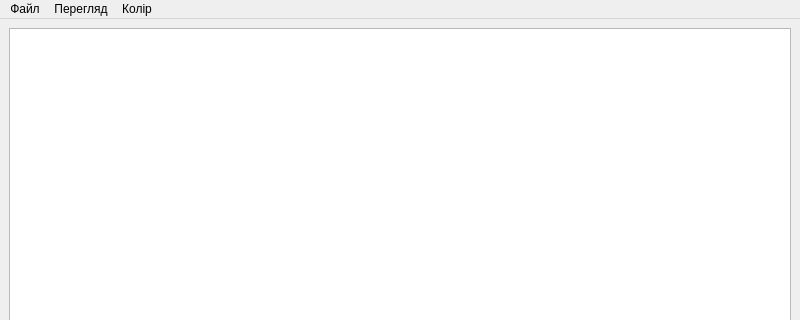
First picture: the form in src/frontend/mainwindow.ui, repository TymofiiPys/CourseWork_ImageProcessingTool, before the edit; both pictures show x 0 to 800 and y 0 to 320 of the 800 by 600 pixel window.
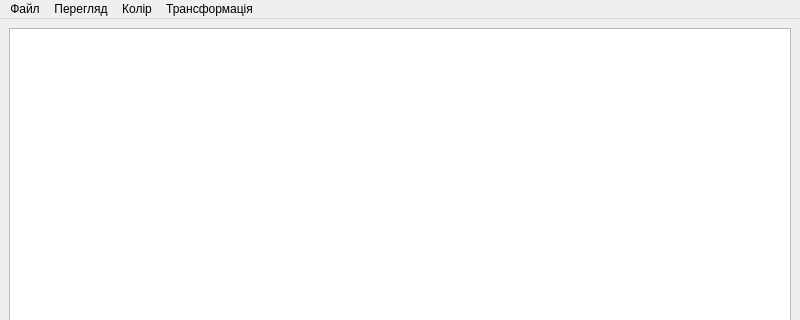
Second picture: the form after the edit. Icons and pictures are not drawn.

Commit message: Add rotate dialog

The edit to the form file:
```diff
--- a/src/frontend/mainwindow.ui
+++ b/src/frontend/mainwindow.ui
@@ -82,9 +82,16 @@
     </property>
     <addaction name="actionInvertColor"/>
    </widget>
+   <widget class="QMenu" name="menuTransform">
+    <property name="title">
+     <string>Трансформація</string>
+    </property>
+    <addaction name="actionRotate"/>
+   </widget>
    <addaction name="menuFile"/>
    <addaction name="menuView"/>
    <addaction name="menuColor"/>
+   <addaction name="menuTransform"/>
   </widget>
   <widget class="QStatusBar" name="statusbar"/>
   <action name="actionExit">
```
Left out of the diff: 5 changed lines with no effect on the pictures. The commit also changes 6 other files.
